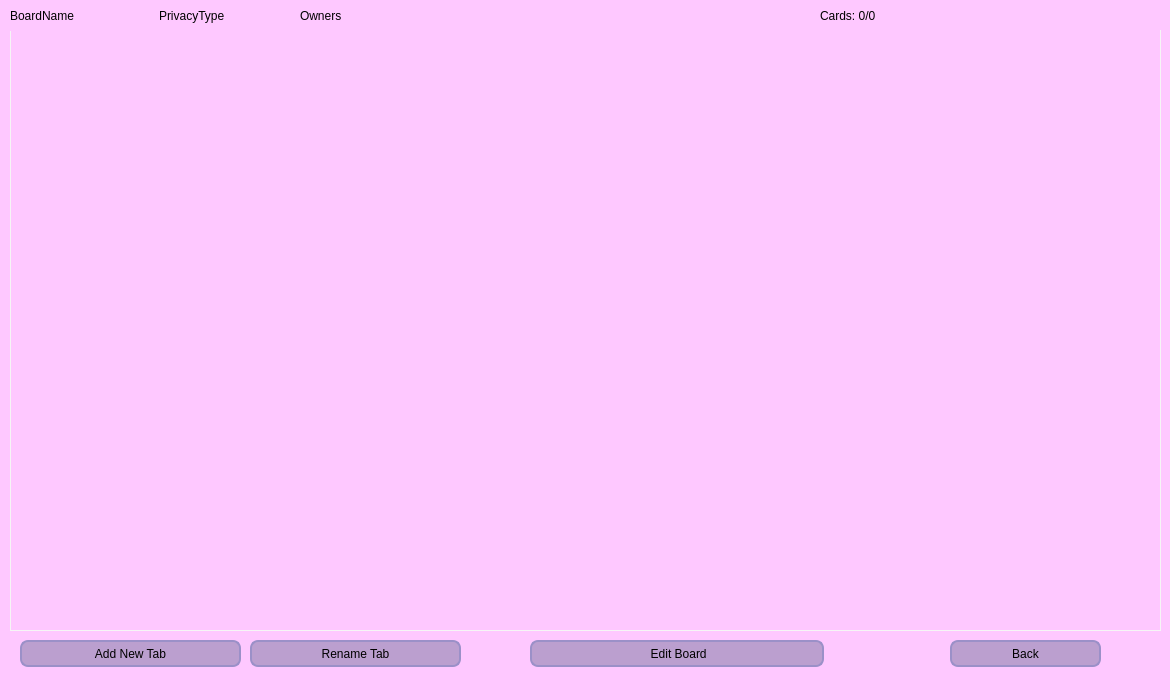
Old version of the form UI/w_deck/deck.ui in the repository Saigz/task_tracker_qt.
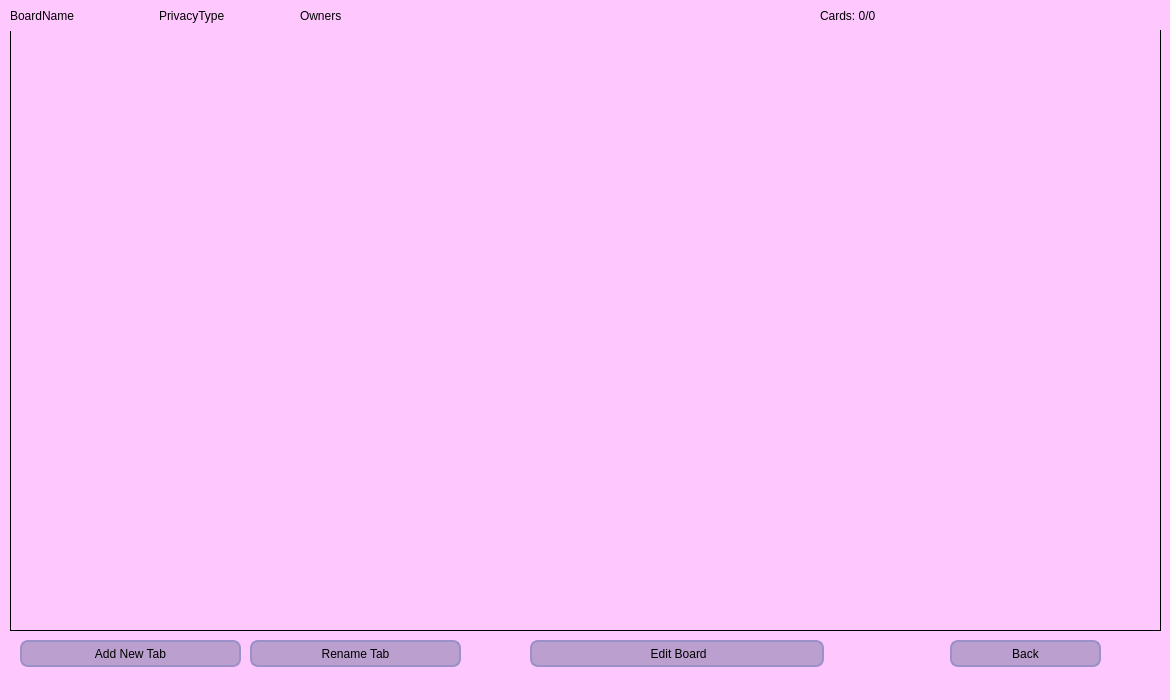
New version of the form. Icons and pictures are not drawn.

Commit message:
StyleSheet for всплывающие окна
aasdasd

The edit to the form file:
```diff
--- a/UI/w_deck/deck.ui
+++ b/UI/w_deck/deck.ui
@@ -47,20 +47,21 @@
 	 color: rgb(0, 0, 0);
 }
 QTabWidget::pane {
-  border: 1px solid dark;
+  border: 1px solid rgb(0, 0, 0);
   top:-1px; 
   background: rgb(245, 245, 245);
 } 
 
 QTabBar::tab {
- color: rgb(0, 0, 0);
+  color: rgb(0, 0, 0);
   background: rgb(142, 127, 165);
-  border: 1px solid lightgray; 
+  border: 1px solid rgb(0, 0, 0); 
   padding: 15px;
 } 
 
 QTabBar::tab:selected { 
-  background: rgb(187, 159, 207);
+  background: rgb(254, 200, 255);
+  border: 1px solid rgb(0, 0, 0); 
   margin-bottom: -1px; 
 }</string>
     </property>
```
The commit also changes 5 other files.
